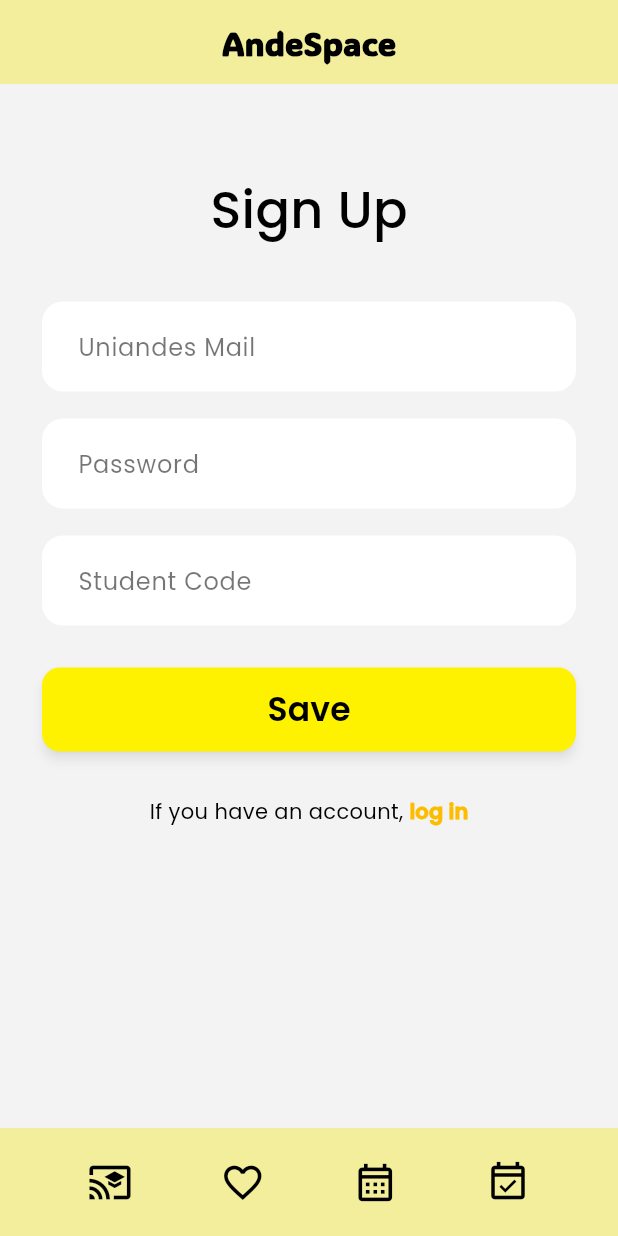
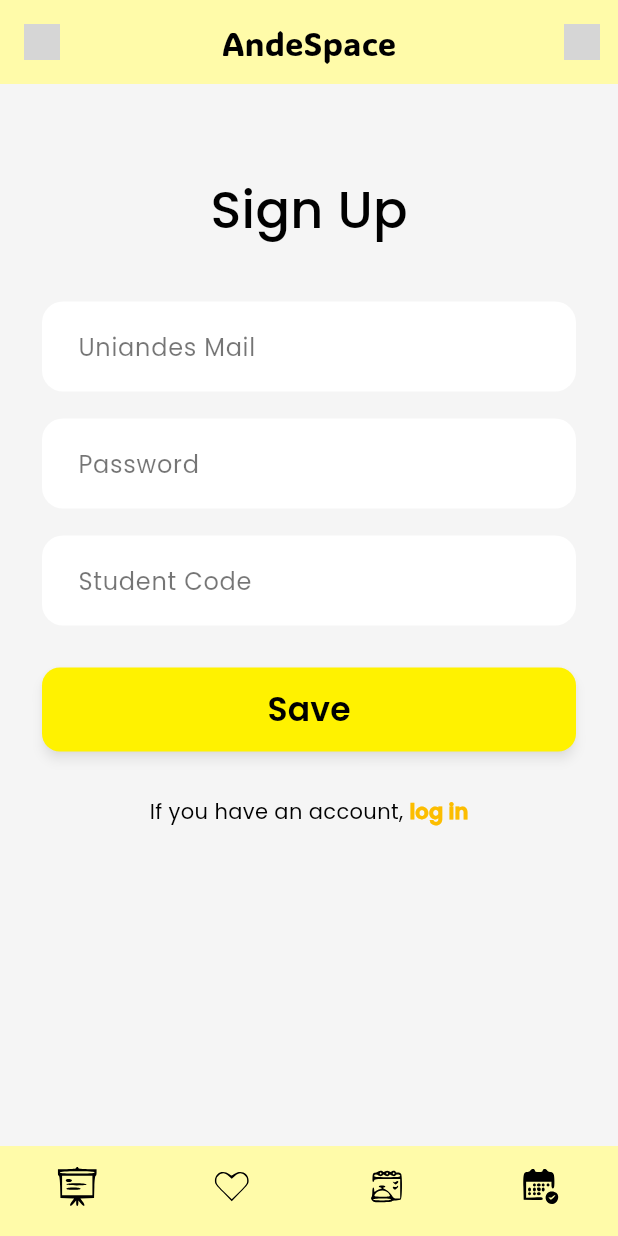
Before and after one commit to G33-Moviles-2026-1/G33-Flutter-Moviles-2026-1, a Flutter app: the screen it shows after launch, after a tap on "Continue", after a tap on "sign up", on a phone screen of 412 x 824 dp. Run offline on Flutter 3.47's test engine with Material 3 defaults, Android fonts, the phone set to English and light mode, and no system bars; our stand-ins replace cookie_jar, dio, dio_cookie_manager, flutter_bloc, flutter_riverpod, flutter_svg; grey boxes are pictures that could not be loaded.

Commit message:
Header Footer

```diff
--- a/lib/features/auth/presentation/pages/login_page.dart
+++ b/lib/features/auth/presentation/pages/login_page.dart
@@ -1,4 +1,6 @@
 import 'package:andespace/core/navigation/app_routes.dart';
+import 'package:andespace/core/navigation/app_tab.dart';
+import 'package:andespace/shared/widgets/app_scaffold.dart';
 import 'package:flutter/material.dart';
 import 'package:flutter_riverpod/flutter_riverpod.dart';
 import '../providers/auth_providers.dart';
@@ -44,21 +46,7 @@ class _LoginPageState extends ConsumerState<LoginPage> {
 
     final state = ref.watch(authControllerProvider);
 
-    return Scaffold(
-      backgroundColor: const Color(0xFFF3F3F3),
-      appBar: AppBar(
-        elevation: 0,
-        centerTitle: true,
-        backgroundColor: const Color(0xFFF3EE9B),
-        foregroundColor: Colors.black,
-        title: const Text(
-          'AndeSpace',
-          style: TextStyle(
-            fontWeight: FontWeight.bold,
-            fontSize: 22,
-          ),
-        ),
-      ),
+    return AppScaffold(
       body: SafeArea(
         child: SingleChildScrollView(
           padding: const EdgeInsets.symmetric(horizontal: 28, vertical: 32),
@@ -202,8 +190,7 @@ class _LoginPageState extends ConsumerState<LoginPage> {
             ),
           ),
         ),
-      ),
-      bottomNavigationBar: _MockBottomBar(),
+      ), currentTab: AppTab.rooms, onTabSelected: (AppTab value) {  },
     );
   }
 
@@ -239,22 +226,3 @@ class _LoginPageState extends ConsumerState<LoginPage> {
     );
   }
 }
-
-class _MockBottomBar extends StatelessWidget {
-  @override
-  Widget build(BuildContext context) {
-    return Container(
-      height: 72,
-      color: const Color(0xFFF3EE9B),
-      child: const Row(
-        mainAxisAlignment: MainAxisAlignment.spaceEvenly,
-        children: [
-          Icon(Icons.cast_for_education_outlined, size: 30, color: Colors.black),
-          Icon(Icons.favorite_border, size: 30, color: Colors.black),
-          Icon(Icons.calendar_month_outlined, size: 30, color: Colors.black),
-          Icon(Icons.event_available_outlined, size: 30, color: Colors.black),
-        ],
-      ),
-    );
-  }
-}
--- a/lib/features/auth/presentation/pages/signup_page.dart
+++ b/lib/features/auth/presentation/pages/signup_page.dart
@@ -1,4 +1,6 @@
 import 'package:andespace/core/navigation/app_routes.dart';
+import 'package:andespace/core/navigation/app_tab.dart';
+import 'package:andespace/shared/widgets/app_scaffold.dart';
 import 'package:flutter/material.dart';
 import 'package:flutter_riverpod/flutter_riverpod.dart';
 import '../providers/auth_providers.dart';
@@ -51,22 +53,10 @@ class _SignUpPageState extends ConsumerState<SignUpPage> {
 
     final state = ref.watch(authControllerProvider);
 
-    return Scaffold(
-      backgroundColor: const Color(0xFFF3F3F3),
-      appBar: AppBar(
-        elevation: 0,
-        centerTitle: true,
-        backgroundColor: const Color(0xFFF3EE9B),
-        foregroundColor: Colors.black,
-        title: const Text(
-          'AndeSpace',
-          style: TextStyle(
-            fontWeight: FontWeight.bold,
-            fontSize: 22,
-          ),
-        ),
-      ),
+    return AppScaffold(
+
       body: SafeArea(
+
         child: SingleChildScrollView(
           padding: const EdgeInsets.symmetric(horizontal: 28, vertical: 32),
           child: Form(
@@ -216,8 +206,7 @@ class _SignUpPageState extends ConsumerState<SignUpPage> {
             ),
           ),
         ),
-      ),
-      bottomNavigationBar: _MockBottomBar(),
+      ), currentTab: AppTab.rooms, onTabSelected: (AppTab value) {  },
     );
   }
 
@@ -253,22 +242,3 @@ class _SignUpPageState extends ConsumerState<SignUpPage> {
     );
   }
 }
-
-class _MockBottomBar extends StatelessWidget {
-  @override
-  Widget build(BuildContext context) {
-    return Container(
-      height: 72,
-      color: const Color(0xFFF3EE9B),
-      child: const Row(
-        mainAxisAlignment: MainAxisAlignment.spaceEvenly,
-        children: [
-          Icon(Icons.cast_for_education_outlined, size: 30, color: Colors.black),
-          Icon(Icons.favorite_border, size: 30, color: Colors.black),
-          Icon(Icons.calendar_month_outlined, size: 30, color: Colors.black),
-          Icon(Icons.event_available_outlined, size: 30, color: Colors.black),
-        ],
-      ),
-    );
-  }
-}
--- a/lib/shared/theme/theme.dart
+++ b/lib/shared/theme/theme.dart
@@ -19,7 +19,7 @@ abstract final class AppTheme {
       onSecondary: Color(0xFF000000),
       error: Colors.red,
       onError: Colors.white,
-      surface: Color(0xFFFFFFFF),
+      surface: Color.fromARGB(255, 255, 255, 255),
       onSurface: Color(0xFF000000),
     );
 
@@ -41,7 +41,7 @@ abstract final class AppTheme {
 
     return base.copyWith(
       colorScheme: colorScheme,
-      scaffoldBackgroundColor: Colors.white,
+      scaffoldBackgroundColor: const Color.fromARGB(255, 245, 245, 245),
       textTheme: textTheme,
       appBarTheme: const AppBarTheme(
         backgroundColor: Color(0xFFFFFBA9),
```
